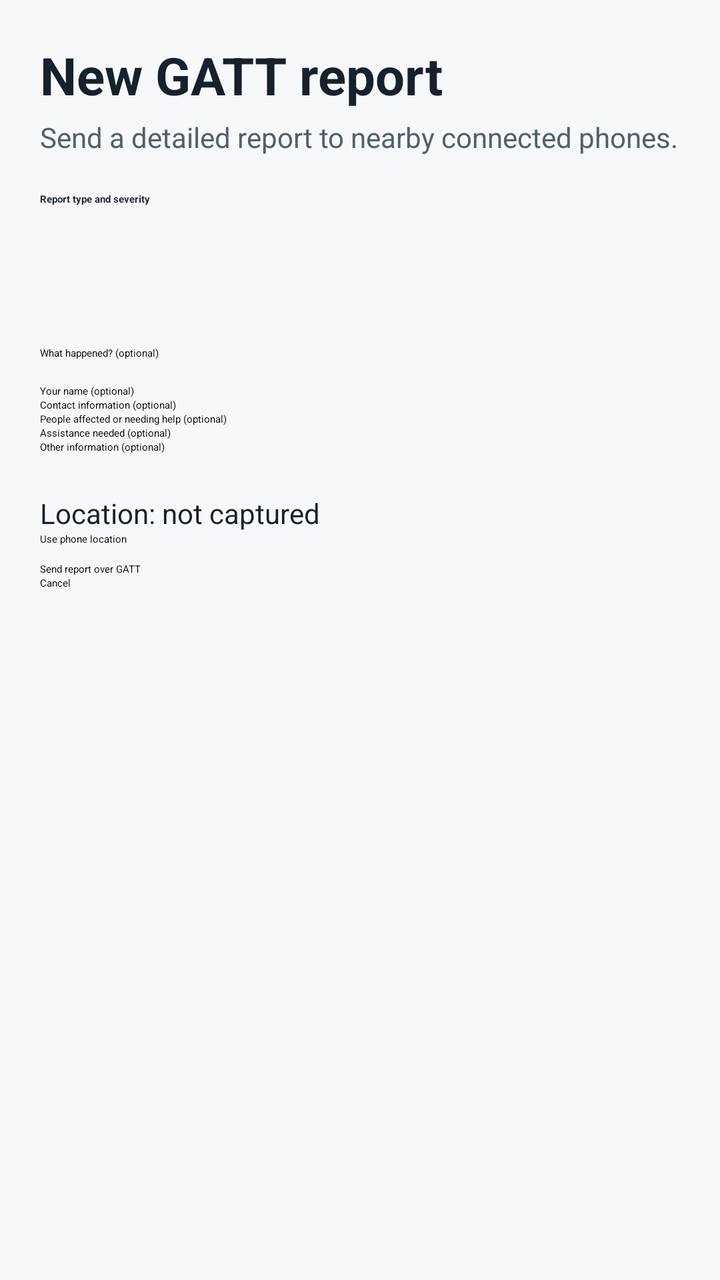
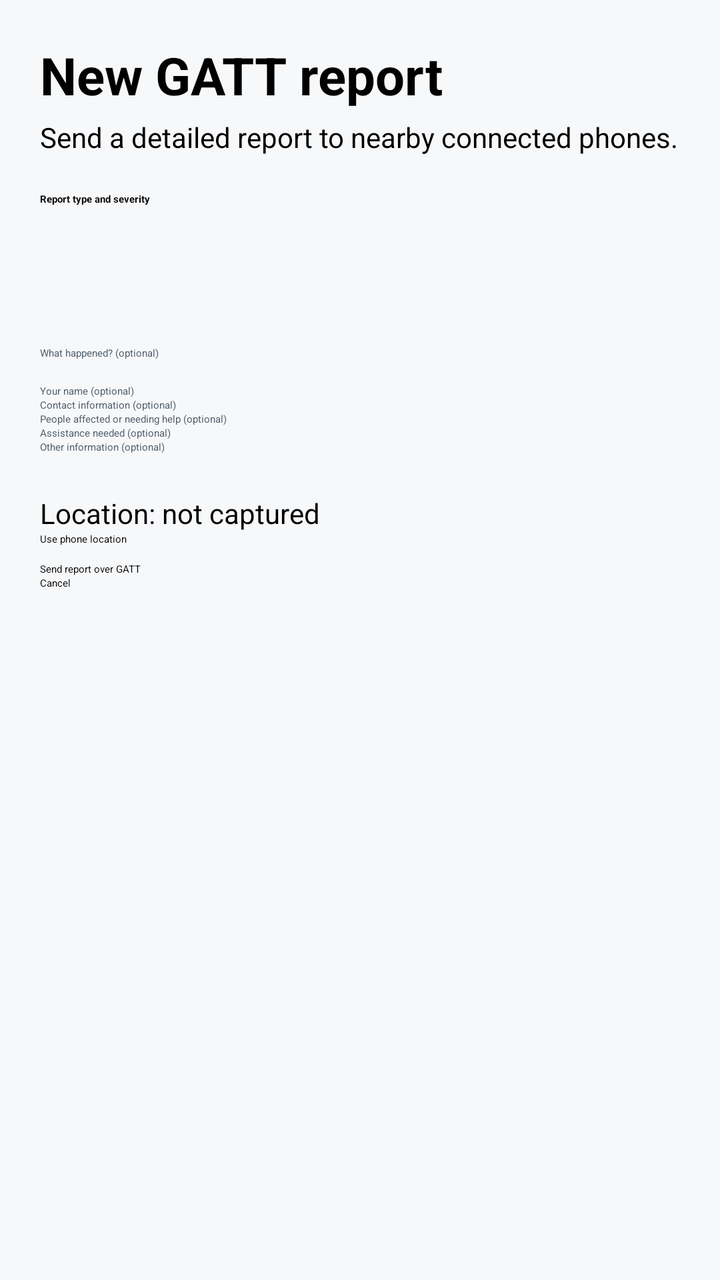

Before-and-after screenshots of an Android layout around one commit, followed by the original layout XML and the change that was made.
<!-- AndroidManifest.xml: application theme Theme.MaterialComponents.DayNight.NoActionBar -->
<!-- res/layout/activity_gatt_report.xml -->
<?xml version="1.0" encoding="utf-8"?>
<ScrollView xmlns:android="http://schemas.android.com/apk/res/android"
    android:layout_width="match_parent"
    android:layout_height="match_parent"
    android:background="#F7F8FA"
    android:fillViewport="true">

    <LinearLayout
        android:layout_width="match_parent"
        android:layout_height="wrap_content"
        android:orientation="vertical"
        android:padding="20dp">

        <TextView
            android:layout_width="match_parent"
            android:layout_height="wrap_content"
            android:text="New GATT report"
            android:textColor="#17212B"
            android:textSize="26sp"
            android:textStyle="bold" />

        <TextView
            android:layout_width="match_parent"
            android:layout_height="wrap_content"
            android:layout_marginTop="4dp"
            android:text="Send a detailed report to nearby connected phones."
            android:textColor="#52606D"
            android:textSize="14sp" />

        <TextView
            android:layout_width="match_parent"
            android:layout_height="wrap_content"
            android:layout_marginTop="18dp"
            android:text="Report type and severity"
            android:textColor="#17212B"
            android:textStyle="bold" />

        <LinearLayout
            android:layout_width="match_parent"
            android:layout_height="wrap_content"
            android:layout_marginTop="6dp"
            android:orientation="horizontal">

            <Spinner
                android:id="@+id/report_type"
                android:layout_width="0dp"
                android:layout_height="52dp"
                android:layout_weight="1" />

            <Spinner
                android:id="@+id/report_severity"
                android:layout_width="0dp"
                android:layout_height="52dp"
                android:layout_marginStart="8dp"
                android:layout_weight="1" />
        </LinearLayout>

        <EditText
            android:id="@+id/report_description"
            android:layout_width="match_parent"
            android:layout_height="wrap_content"
            android:layout_marginTop="12dp"
            android:gravity="top"
            android:hint="What happened? (optional)"
            android:inputType="textCapSentences|textMultiLine"
            android:minLines="3" />

        <EditText
            android:id="@+id/report_reporter"
            android:layout_width="match_parent"
            android:layout_height="wrap_content"
            android:hint="Your name (optional)"
            android:inputType="textPersonName" />

        <EditText
            android:id="@+id/report_contact"
            android:layout_width="match_parent"
            android:layout_height="wrap_content"
            android:hint="Contact information (optional)"
            android:inputType="text" />

        <EditText
            android:id="@+id/report_people"
            android:layout_width="match_parent"
            android:layout_height="wrap_content"
            android:hint="People affected or needing help (optional)"
            android:inputType="text" />

        <EditText
            android:id="@+id/report_assistance"
            android:layout_width="match_parent"
            android:layout_height="wrap_content"
            android:hint="Assistance needed (optional)"
            android:inputType="textCapSentences" />

        <EditText
            android:id="@+id/report_notes"
            android:layout_width="match_parent"
            android:layout_height="wrap_content"
            android:gravity="top"
            android:hint="Other information (optional)"
            android:inputType="textCapSentences|textMultiLine"
            android:minLines="2" />

        <TextView
            android:id="@+id/report_location"
            android:layout_width="match_parent"
            android:layout_height="wrap_content"
            android:layout_marginTop="14dp"
            android:text="Location: not captured"
            android:textColor="#17212B"
            android:textSize="14sp" />

        <Button
            android:id="@+id/report_location_button"
            android:layout_width="match_parent"
            android:layout_height="wrap_content"
            android:text="Use phone location" />

        <Button
            android:id="@+id/report_send_button"
            android:layout_width="match_parent"
            android:layout_height="wrap_content"
            android:layout_marginTop="8dp"
            android:text="Send report over GATT" />

        <Button
            android:id="@+id/report_cancel_button"
            android:layout_width="match_parent"
            android:layout_height="wrap_content"
            android:text="Cancel" />
    </LinearLayout>
</ScrollView>
<!-- resources referenced by this layout -->
<resources>
  <style name="Theme.MaterialComponents.DayNight.NoActionBar" parent="Theme.MaterialComponents.DayNight.NoActionBar">
          <item name="android:statusBarColor">@android:color/black</item>
      </style>
</resources>

<!-- the commit's change to res/layout/activity_gatt_report.xml (unified diff, before → after) -->
@@ -15,7 +15,7 @@
             android:layout_width="match_parent"
             android:layout_height="wrap_content"
             android:text="New GATT report"
-            android:textColor="#17212B"
+            android:textColor="#000000"
             android:textSize="26sp"
             android:textStyle="bold" />
 
@@ -24,7 +24,7 @@
             android:layout_height="wrap_content"
             android:layout_marginTop="4dp"
             android:text="Send a detailed report to nearby connected phones."
-            android:textColor="#52606D"
+            android:textColor="#000000"
             android:textSize="14sp" />
 
         <TextView
@@ -32,7 +32,7 @@
             android:layout_height="wrap_content"
             android:layout_marginTop="18dp"
             android:text="Report type and severity"
-            android:textColor="#17212B"
+            android:textColor="#000000"
             android:textStyle="bold" />
 
         <LinearLayout
@@ -62,6 +62,8 @@
             android:layout_marginTop="12dp"
             android:gravity="top"
             android:hint="What happened? (optional)"
+            android:textColor="#000000"
+            android:textColorHint="#52606D"
             android:inputType="textCapSentences|textMultiLine"
             android:minLines="3" />
 
@@ -70,6 +72,8 @@
             android:layout_width="match_parent"
             android:layout_height="wrap_content"
             android:hint="Your name (optional)"
+            android:textColor="#000000"
+            android:textColorHint="#52606D"
             android:inputType="textPersonName" />
 
         <EditText
@@ -77,6 +81,8 @@
             android:layout_width="match_parent"
             android:layout_height="wrap_content"
             android:hint="Contact information (optional)"
+            android:textColor="#000000"
+            android:textColorHint="#52606D"
             android:inputType="text" />
 
         <EditText
@@ -84,6 +90,8 @@
             android:layout_width="match_parent"
             android:layout_height="wrap_content"
             android:hint="People affected or needing help (optional)"
+            android:textColor="#000000"
+            android:textColorHint="#52606D"
             android:inputType="text" />
 
         <EditText
@@ -91,6 +99,8 @@
             android:layout_width="match_parent"
             android:layout_height="wrap_content"
             android:hint="Assistance needed (optional)"
+            android:textColor="#000000"
+            android:textColorHint="#52606D"
             android:inputType="textCapSentences" />
 
         <EditText
@@ -99,6 +109,8 @@
             android:layout_height="wrap_content"
             android:gravity="top"
             android:hint="Other information (optional)"
+            android:textColor="#000000"
+            android:textColorHint="#52606D"
             android:inputType="textCapSentences|textMultiLine"
             android:minLines="2" />
 
@@ -108,13 +120,14 @@
             android:layout_height="wrap_content"
             android:layout_marginTop="14dp"
             android:text="Location: not captured"
-            android:textColor="#17212B"
+            android:textColor="#000000"
             android:textSize="14sp" />
 
         <Button
             android:id="@+id/report_location_button"
             android:layout_width="match_parent"
             android:layout_height="wrap_content"
+            android:textColor="#000000"
             android:text="Use phone location" />
 
         <Button
@@ -122,12 +135,14 @@
             android:layout_width="match_parent"
             android:layout_height="wrap_content"
             android:layout_marginTop="8dp"
+            android:textColor="#000000"
             android:text="Send report over GATT" />
 
         <Button
             android:id="@+id/report_cancel_button"
             android:layout_width="match_parent"
             android:layout_height="wrap_content"
+            android:textColor="#000000"
             android:text="Cancel" />
     </LinearLayout>
 </ScrollView>
